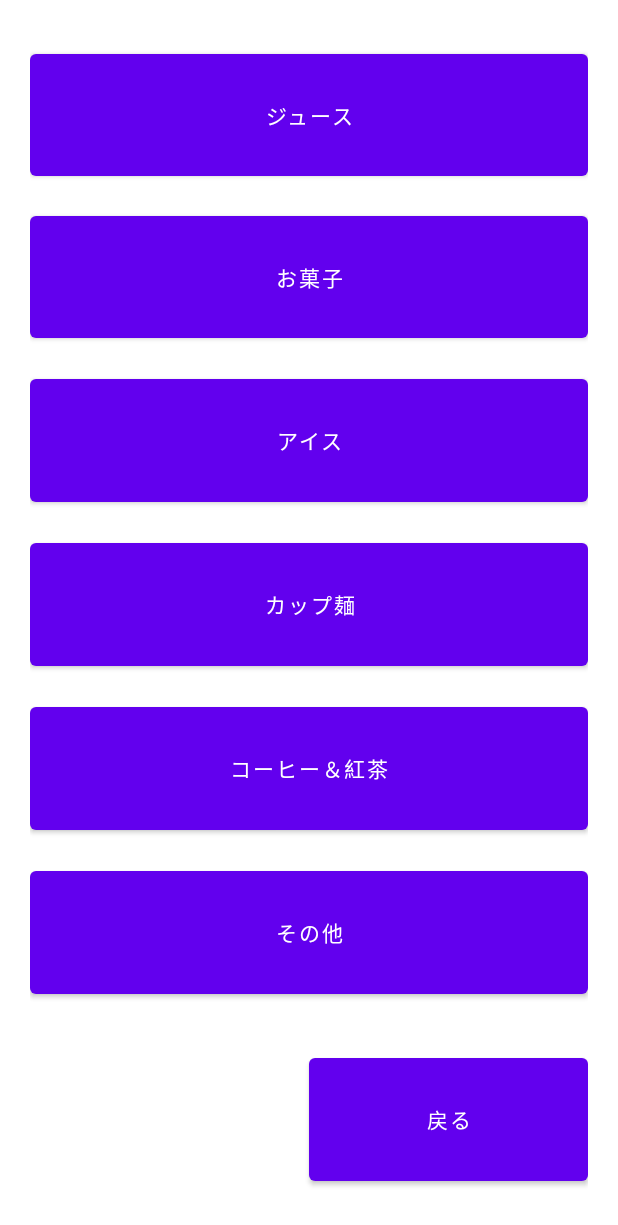
After one commit to oni-97/Electronic-Money-App, an Android app: the layout purchase_item_activity.xml on its own in the app's theme, with its tools: preview values and no code run, on a phone screen of 412 x 824 dp. The commit adds this screen. Shown: the top 1225 px of the screen. Run offline under Robolectric (Android 15) with nearby library versions, the phone set to English and light mode, and no system bars.

Commit message:
購入商品のジャンル選択画面の実装。

```diff
--- /dev/null
+++ b/app/src/main/java/com/example/androidenshugroup2/PurchaseByGenreActivity.java
@@ -0,0 +1,4 @@
+package com.example.androidenshugroup2;
+
+public class PurchaseByGenreActivity {
+}
--- /dev/null
+++ b/app/src/main/java/com/example/androidenshugroup2/PurchaseItemActivity.java
@@ -0,0 +1,46 @@
+package com.example.androidenshugroup2;
+
+import android.content.Intent;
+import android.os.Bundle;
+import android.widget.Button;
+
+import androidx.appcompat.app.AppCompatActivity;
+
+public class PurchaseItemActivity extends AppCompatActivity {
+
+    public static final String EXTRA_GENRE
+            = "com.example.purchase_item.GENRE";
+
+    @Override
+    protected void onCreate(Bundle savedInstanceState) {
+        super.onCreate(savedInstanceState);
+        setContentView(R.layout.purchase_item_activity);
+
+        //「戻る」ボタン
+        Button returnBtn = findViewById(R.id.return_btn);
+        returnBtn.setOnClickListener(v -> finish());
+
+        //「ジャンル」ボタン
+        Button juiceBtn = findViewById(R.id.juice_btn);
+        juiceBtn.setOnClickListener(v -> moveToClickedGenre("juice"));
+        Button snackBtn = findViewById(R.id.snack_btn);
+        snackBtn.setOnClickListener(v -> moveToClickedGenre("snack"));
+        Button iceBtn = findViewById(R.id.ice_btn);
+        iceBtn.setOnClickListener(v -> moveToClickedGenre("ice"));
+        Button noodleBtn = findViewById(R.id.noodle_btn);
+        noodleBtn.setOnClickListener(v -> moveToClickedGenre("noodle"));
+        Button coffeeBtn = findViewById(R.id.coffee_btn);
+        coffeeBtn.setOnClickListener(v -> moveToClickedGenre("coffee"));
+        Button othersBtn = findViewById(R.id.others_btn);
+        othersBtn.setOnClickListener(v -> moveToClickedGenre("others"));
+    }
+
+    private void moveToClickedGenre(String genre) {
+        //クリックされたジャンルのページに遷移
+        //遷移先のアクティビティに「ジャンル (String型)」を渡す
+        Intent intent = new Intent(getApplication(), PurchaseByGenreActivity.class);
+        intent.putExtra(EXTRA_GENRE, genre);
+        startActivity(intent);
+    }
+
+}
--- /dev/null
+++ b/app/src/main/res/layout/purchase_item_activity.xml
@@ -0,0 +1,122 @@
+<?xml version="1.0" encoding="utf-8"?>
+<androidx.constraintlayout.widget.ConstraintLayout xmlns:android="http://schemas.android.com/apk/res/android"
+    xmlns:app="http://schemas.android.com/apk/res-auto"
+    xmlns:tools="http://schemas.android.com/tools"
+    android:layout_width="match_parent"
+    android:layout_height="match_parent"
+    tools:context=".PurchaseItemActivity">
+
+    <LinearLayout
+        android:layout_width="match_parent"
+        android:layout_height="match_parent"
+        android:layout_marginStart="20dp"
+        android:layout_marginEnd="20dp"
+        android:orientation="vertical"
+        app:layout_constraintEnd_toEndOf="parent"
+        app:layout_constraintStart_toStartOf="parent">
+
+        <Space
+            android:layout_width="wrap_content"
+            android:layout_height="wrap_content"
+            android:layout_weight="2" />
+
+        <Button
+            android:id="@+id/juice_btn"
+            android:layout_width="match_parent"
+            android:layout_height="wrap_content"
+            android:layout_weight="3"
+            android:text="@string/juice" />
+
+        <Space
+            android:layout_width="wrap_content"
+            android:layout_height="wrap_content"
+            android:layout_weight="1" />
+
+        <Button
+            android:id="@+id/snack_btn"
+            android:layout_width="match_parent"
+            android:layout_height="wrap_content"
+            android:layout_weight="3"
+            android:text="@string/snack" />
+
+        <Space
+            android:layout_width="wrap_content"
+            android:layout_height="wrap_content"
+            android:layout_weight="1" />
+
+        <Button
+            android:id="@+id/ice_btn"
+            android:layout_width="match_parent"
+            android:layout_height="wrap_content"
+            android:layout_weight="3"
+            android:text="@string/ice" />
+
+        <Space
+            android:layout_width="wrap_content"
+            android:layout_height="wrap_content"
+            android:layout_weight="1" />
+
+        <Button
+            android:id="@+id/noodle_btn"
+            android:layout_width="match_parent"
+            android:layout_height="wrap_content"
+            android:layout_weight="3"
+            android:text="@string/noodle" />
+
+        <Space
+            android:layout_width="wrap_content"
+            android:layout_height="wrap_content"
+            android:layout_weight="1" />
+
+        <Button
+            android:id="@+id/coffee_btn"
+            android:layout_width="match_parent"
+            android:layout_height="wrap_content"
+            android:layout_weight="3"
+            android:text="@string/coffee_tea" />
+
+        <Space
+            android:layout_width="wrap_content"
+            android:layout_height="wrap_content"
+            android:layout_weight="1" />
+
+        <Button
+            android:id="@+id/others_btn"
+            android:layout_width="match_parent"
+            android:layout_height="wrap_content"
+            android:layout_weight="3"
+            android:text="@string/others" />
+
+        <Space
+            android:layout_width="wrap_content"
+            android:layout_height="wrap_content"
+            android:layout_weight="2" />
+
+        <LinearLayout
+            android:layout_width="match_parent"
+            android:layout_height="wrap_content"
+            android:layout_weight="3"
+            android:orientation="horizontal">
+
+            <Space
+                android:layout_width="wrap_content"
+                android:layout_height="match_parent"
+                android:layout_weight="1" />
+
+            <Button
+                android:id="@+id/return_btn"
+                android:layout_width="0dp"
+                android:layout_height="match_parent"
+                android:layout_weight="1"
+                android:text="@string/return_txt" />
+
+        </LinearLayout>
+
+        <Space
+            android:layout_width="wrap_content"
+            android:layout_height="wrap_content"
+            android:layout_weight="2" />
+
+    </LinearLayout>
+
+</androidx.constraintlayout.widget.ConstraintLayout>
--- a/app/src/main/res/values/strings.xml
+++ b/app/src/main/res/values/strings.xml
@@ -1,3 +1,12 @@
 <resources>
     <string name="app_name">AndroidEnshuGroup2</string>
+
+    //purchase_item_activity
+    <string name="juice">ジュース</string>
+    <string name="snack">お菓子</string>
+    <string name="ice">アイス</string>
+    <string name="noodle">カップ麺</string>
+    <string name="coffee_tea">コーヒー＆紅茶</string>
+    <string name="others">その他</string>
+    <string name="return_txt">戻る</string>
 </resources>
```
